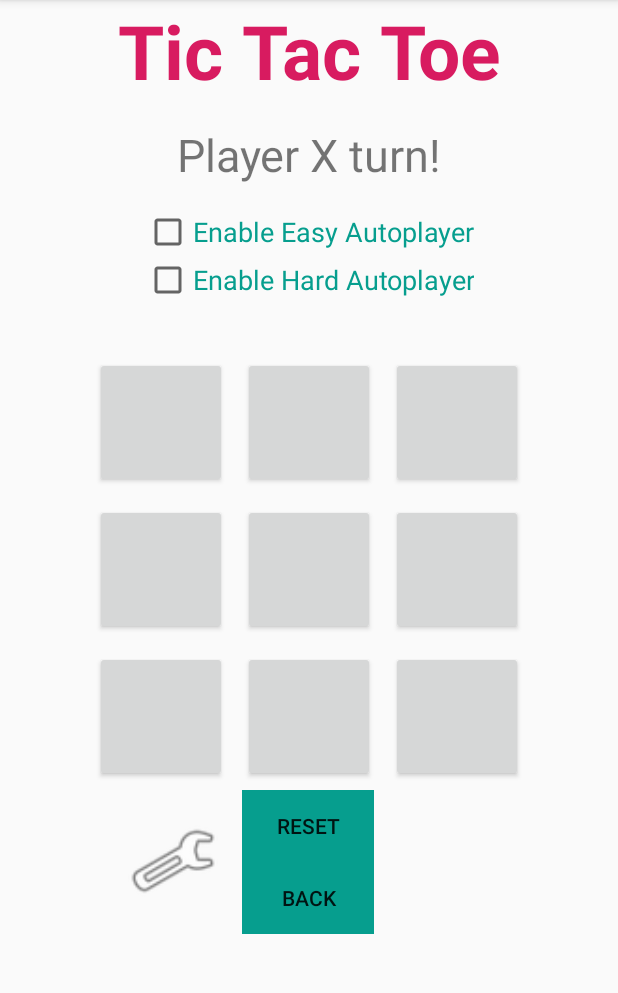
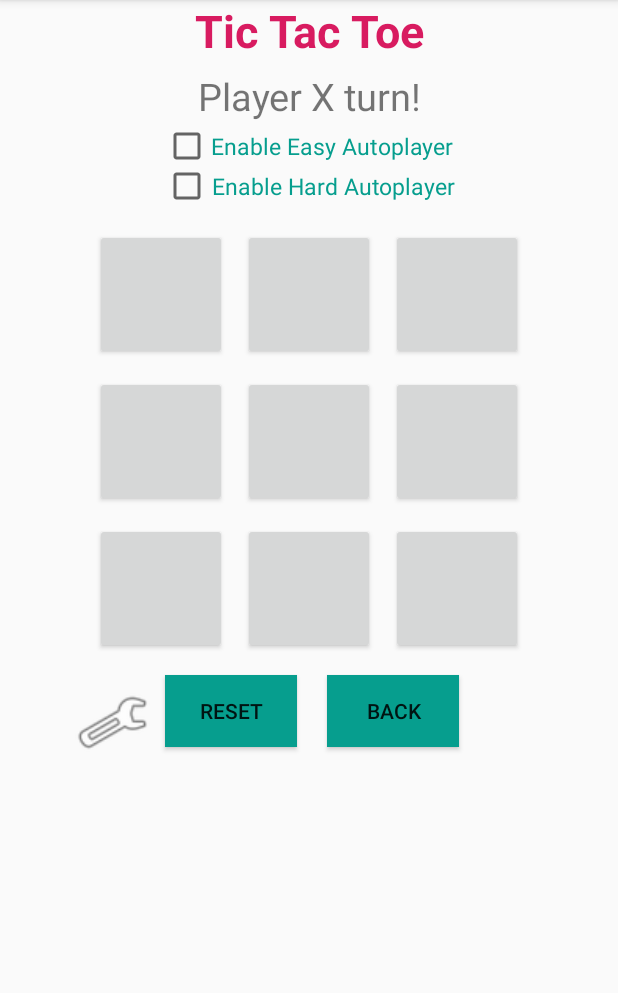
Before and after one commit to sw19-tug/morning05, an Android app: the TicTacToeActivity screen opened directly, with no data from a screen before it, on a phone screen of 412 x 824 dp, the part 84-1077 px from its top. Run offline under Robolectric (Android 15) with nearby library versions, the phone set to English and light mode, and no system bars.

Commit message:
GAMES_025_002 changed TicTacToe activity to flexible design [MH, NJ]

```diff
--- a/app/src/main/res/layout/activity_tictactoe.xml
+++ b/app/src/main/res/layout/activity_tictactoe.xml
@@ -15,7 +15,7 @@
         android:layout_height="wrap_content"
         android:gravity="center"
         android:textAlignment="center"
-        android:textSize="50sp"
+        android:textSize="30sp"
         android:textStyle="bold"/>
 
     <TextView
@@ -25,8 +25,8 @@
         android:layout_height="wrap_content"
         android:gravity="center"
         android:textAlignment="center"
-        android:textSize="30sp"
-        android:layout_marginTop="15dp"/>
+        android:textSize="25sp"
+        android:layout_marginTop="6dp"/>
 
     <CheckBox
         android:id="@+id/cbox_autoplayer_easy_ttt"
@@ -37,20 +37,20 @@
         android:text="@string/str_cbox_text_autoplayer_easy"
         android:textAlignment="center"
         android:textColor="@color/colorPrimary"
-        android:textSize="18sp"
-        android:layout_marginTop="15dp" />
+        android:textSize="15sp"
+        android:layout_marginTop="0dp" />
 
     <CheckBox
         android:id="@+id/cbox_autoplayer_hard_ttt"
         android:layout_width="wrap_content"
         android:layout_height="wrap_content"
         android:layout_gravity="center"
-        android:layout_marginTop="0dp"
+        android:layout_marginTop="-5dp"
         android:gravity="center"
         android:text="@string/str_cbox_text_autoplayer_hard"
         android:textAlignment="center"
         android:textColor="@color/colorPrimary"
-        android:textSize="18sp" />
+        android:textSize="15sp" />
 
     <GridLayout
         android:layout_width="wrap_content"
@@ -58,7 +58,7 @@
         android:columnCount="3"
         android:gravity="center"
         android:layout_gravity="center"
-        android:layout_marginTop="30dp"
+        android:layout_marginTop="7dp"
 
         android:rowCount="3">
 
@@ -169,10 +169,10 @@
 
         <ImageButton
             android:id="@+id/btn_settings_ttt"
-            android:layout_width="60dp"
-            android:layout_height="60dp"
-            android:layout_marginStart="85dp"
-            android:layout_marginTop="17dp"
+            android:layout_width="50dp"
+            android:layout_height="50dp"
+            android:layout_marginStart="50dp"
+            android:layout_marginTop="15dp"
             android:background="@android:color/transparent"
             android:clickable="true"
             android:hapticFeedbackEnabled="false"
@@ -182,17 +182,13 @@
             android:focusable="true"
             android:contentDescription="@string/str_settings" />
 
-        <LinearLayout
-            android:layout_width="wrap_content"
-            android:layout_height="wrap_content"
-            android:layout_marginStart="16dp"
-            android:orientation="vertical">
-
         <Button
             android:id="@+id/btn_reset_ttt"
             android:background="@color/colorPrimary"
             android:layout_width="wrap_content"
             android:layout_height="wrap_content"
+            android:layout_marginStart="10dp"
+            android:layout_marginEnd="10dp"
             android:layout_gravity="center"
             android:text="@string/str_reset">
         </Button>
@@ -202,10 +198,11 @@
             android:background="@color/colorPrimary"
             android:layout_width="wrap_content"
             android:layout_height="wrap_content"
+            android:layout_marginStart="10dp"
+            android:layout_marginEnd="10dp"
             android:layout_gravity="center"
             android:text="@string/str_back">
         </Button>
-        </LinearLayout>
 
     </LinearLayout>
 
```
Lines whose indentation alone changed are shown as unchanged.
